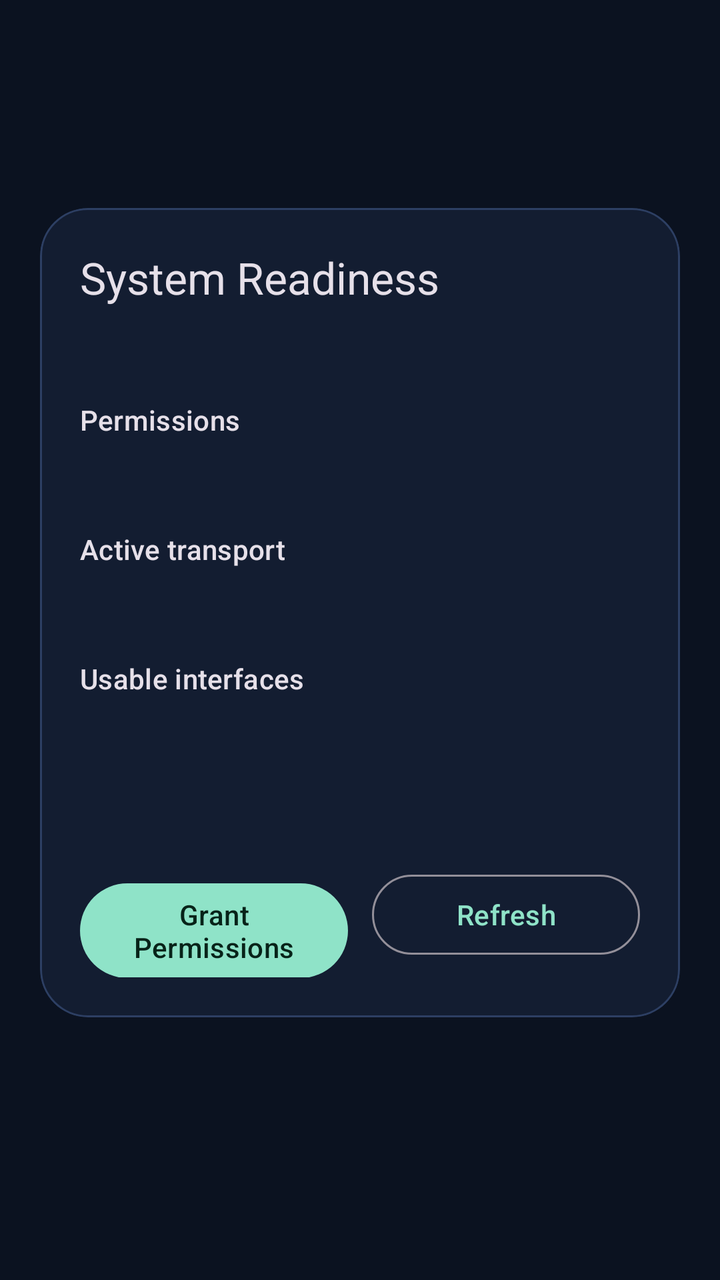
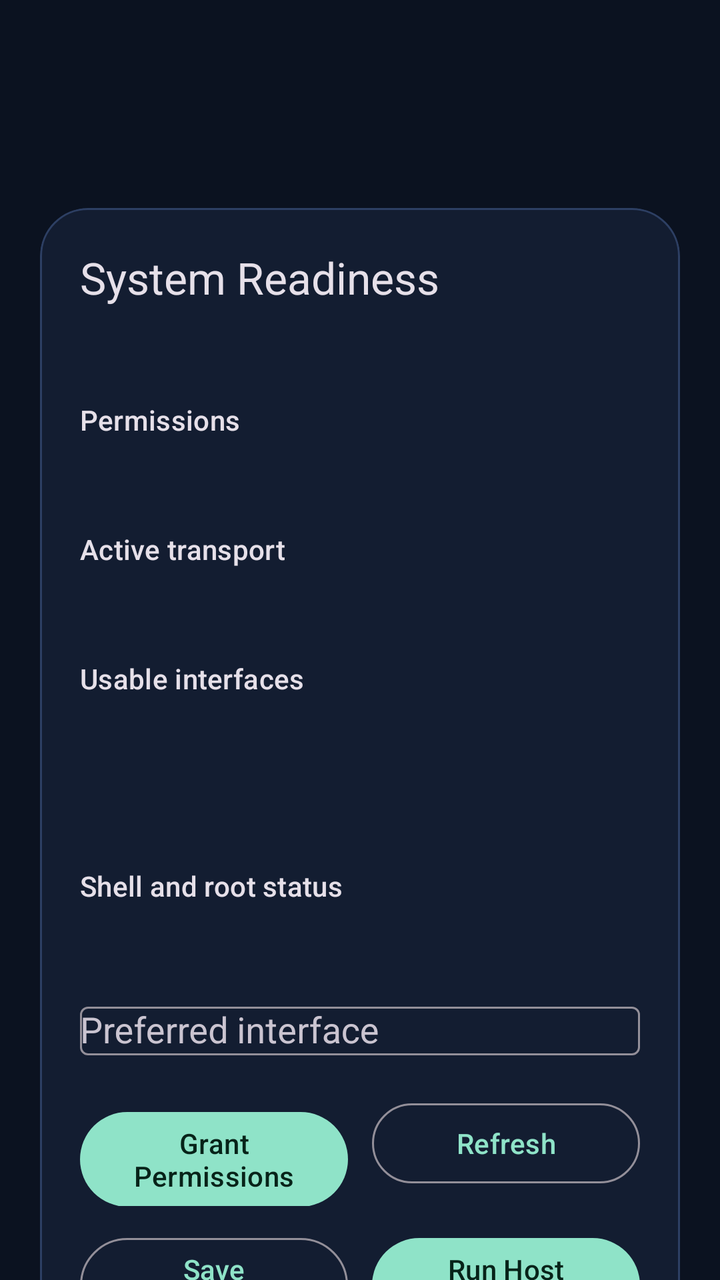

Screens rendered from an Android XML layout before and after an edit, with the pre-edit source and the edit as a unified diff.
<!-- AndroidManifest.xml: application theme Theme.FSploit -->
<!-- res/layout/activity_main.xml -->
<?xml version="1.0" encoding="utf-8"?>
<androidx.core.widget.NestedScrollView xmlns:android="http://schemas.android.com/apk/res/android"
    xmlns:app="http://schemas.android.com/apk/res-auto"
    android:id="@+id/root"
    android:layout_width="match_parent"
    android:layout_height="match_parent"
    android:background="@color/fsploit_background">

    <LinearLayout
        android:layout_width="match_parent"
        android:layout_height="wrap_content"
        android:orientation="vertical"
        android:padding="20dp">

        <com.google.android.material.appbar.MaterialToolbar
            android:id="@+id/toolbar"
            android:layout_width="match_parent"
            android:layout_height="wrap_content"
            android:title="@string/app_name"
            android:subtitle="@string/app_subtitle"
            app:titleCentered="false" />

        <com.google.android.material.card.MaterialCardView
            android:layout_width="match_parent"
            android:layout_height="wrap_content"
            android:layout_marginTop="20dp"
            app:cardBackgroundColor="@color/fsploit_surface"
            app:cardCornerRadius="24dp"
            app:strokeColor="@color/fsploit_stroke"
            app:strokeWidth="1dp">

            <LinearLayout
                android:layout_width="match_parent"
                android:layout_height="wrap_content"
                android:orientation="vertical"
                android:padding="20dp">

                <TextView
                    android:layout_width="wrap_content"
                    android:layout_height="wrap_content"
                    android:text="@string/home_title"
                    android:textAppearance="@style/TextAppearance.Material3.TitleLarge" />

                <TextView
                    android:id="@+id/statusMessage"
                    android:layout_width="match_parent"
                    android:layout_height="wrap_content"
                    android:layout_marginTop="8dp"
                    android:textAppearance="@style/TextAppearance.Material3.BodyMedium" />

                <TextView
                    android:layout_width="wrap_content"
                    android:layout_height="wrap_content"
                    android:layout_marginTop="20dp"
                    android:text="@string/permission_summary"
                    android:textAppearance="@style/TextAppearance.Material3.LabelLarge" />

                <TextView
                    android:id="@+id/permissionSummaryValue"
                    android:layout_width="match_parent"
                    android:layout_height="wrap_content"
                    android:layout_marginTop="4dp"
                    android:textAppearance="@style/TextAppearance.Material3.BodyLarge" />

                <TextView
                    android:layout_width="wrap_content"
                    android:layout_height="wrap_content"
                    android:layout_marginTop="20dp"
                    android:text="@string/active_transport"
                    android:textAppearance="@style/TextAppearance.Material3.LabelLarge" />

                <TextView
                    android:id="@+id/activeTransportValue"
                    android:layout_width="match_parent"
                    android:layout_height="wrap_content"
                    android:layout_marginTop="4dp"
                    android:textAppearance="@style/TextAppearance.Material3.BodyLarge" />

                <TextView
                    android:layout_width="wrap_content"
                    android:layout_height="wrap_content"
                    android:layout_marginTop="20dp"
                    android:text="@string/interface_list"
                    android:textAppearance="@style/TextAppearance.Material3.LabelLarge" />

                <TextView
                    android:id="@+id/interfaceListValue"
                    android:layout_width="match_parent"
                    android:layout_height="wrap_content"
                    android:layout_marginTop="4dp"
                    android:textAppearance="@style/TextAppearance.Material3.BodyLarge" />

                <TextView
                    android:id="@+id/continueHint"
                    android:layout_width="match_parent"
                    android:layout_height="wrap_content"
                    android:layout_marginTop="20dp"
                    android:textAppearance="@style/TextAppearance.Material3.BodyMedium" />

                <LinearLayout
                    android:layout_width="match_parent"
                    android:layout_height="wrap_content"
                    android:layout_marginTop="20dp"
                    android:orientation="horizontal">

                    <com.google.android.material.button.MaterialButton
                        android:id="@+id/requestPermissionsButton"
                        style="@style/Widget.Material3.Button"
                        android:layout_width="0dp"
                        android:layout_height="wrap_content"
                        android:layout_weight="1"
                        android:text="@string/request_permissions" />

                    <com.google.android.material.button.MaterialButton
                        android:id="@+id/refreshButton"
                        style="@style/Widget.Material3.Button.OutlinedButton"
                        android:layout_width="0dp"
                        android:layout_height="wrap_content"
                        android:layout_marginStart="12dp"
                        android:layout_weight="1"
                        android:text="@string/refresh" />
                </LinearLayout>
            </LinearLayout>
        </com.google.android.material.card.MaterialCardView>
    </LinearLayout>

</androidx.core.widget.NestedScrollView>
<!-- resources referenced by this layout -->
<resources>
  <color name="fsploit_background">#0B1220</color>
  <color name="fsploit_stroke">#2D3F63</color>
  <color name="fsploit_surface">#131D31</color>
  <string name="active_transport">Active transport</string>
  <string name="app_name" translatable="false">FSploit</string>
  <string name="app_subtitle">Modern Android network tooling foundation</string>
  <string name="home_title">System Readiness</string>
  <string name="interface_list">Usable interfaces</string>
  <string name="permission_summary">Permissions</string>
  <string name="refresh">Refresh</string>
  <string name="request_permissions">Grant Permissions</string>
  <style name="Theme.FSploit" parent="Theme.Material3.Dark.NoActionBar">
          <item name="colorPrimary">@color/fsploit_primary</item>
          <item name="colorOnPrimary">@color/fsploit_on_primary</item>
          <item name="android:statusBarColor">@android:color/transparent</item>
          <item name="android:navigationBarColor">@color/fsploit_background</item>
          <item name="android:windowLightStatusBar" tools:targetApi="23">false</item>
          <item name="android:windowBackground">@color/fsploit_background</item>
      </style>
  <color name="fsploit_primary">#8FE3C8</color>
  <color name="fsploit_on_primary">#072319</color>
</resources>

<!-- the commit's change to res/layout/activity_main.xml (unified diff, before → after) -->
@@ -97,6 +97,33 @@
                     android:layout_marginTop="20dp"
                     android:textAppearance="@style/TextAppearance.Material3.BodyMedium" />
 
+                <TextView
+                    android:layout_width="wrap_content"
+                    android:layout_height="wrap_content"
+                    android:layout_marginTop="20dp"
+                    android:text="@string/shell_status"
+                    android:textAppearance="@style/TextAppearance.Material3.LabelLarge" />
+
+                <TextView
+                    android:id="@+id/shellSummaryValue"
+                    android:layout_width="match_parent"
+                    android:layout_height="wrap_content"
+                    android:layout_marginTop="4dp"
+                    android:textAppearance="@style/TextAppearance.Material3.BodyLarge" />
+
+                <com.google.android.material.textfield.TextInputLayout
+                    android:layout_width="match_parent"
+                    android:layout_height="wrap_content"
+                    android:layout_marginTop="20dp"
+                    android:hint="@string/preferred_interface">
+
+                    <com.google.android.material.textfield.MaterialAutoCompleteTextView
+                        android:id="@+id/preferredInterfaceInput"
+                        android:layout_width="match_parent"
+                        android:layout_height="wrap_content"
+                        android:inputType="none" />
+                </com.google.android.material.textfield.TextInputLayout>
+
                 <LinearLayout
                     android:layout_width="match_parent"
                     android:layout_height="wrap_content"
@@ -120,6 +147,59 @@
                         android:layout_weight="1"
                         android:text="@string/refresh" />
                 </LinearLayout>
+
+                <LinearLayout
+                    android:layout_width="match_parent"
+                    android:layout_height="wrap_content"
+                    android:layout_marginTop="12dp"
+                    android:orientation="horizontal">
+
+                    <com.google.android.material.button.MaterialButton
+                        android:id="@+id/saveInterfaceButton"
+                        style="@style/Widget.Material3.Button.OutlinedButton"
+                        android:layout_width="0dp"
+                        android:layout_height="wrap_content"
+                        android:layout_weight="1"
+                        android:text="@string/save_interface" />
+
+                    <com.google.android.material.button.MaterialButton
+                        android:id="@+id/runSweepButton"
+                        style="@style/Widget.Material3.Button"
+                        android:layout_width="0dp"
+                        android:layout_height="wrap_content"
+                        android:layout_marginStart="12dp"
+                        android:layout_weight="1"
+                        android:text="@string/run_host_sweep" />
+                </LinearLayout>
+
+                <TextView
+                    android:layout_width="wrap_content"
+                    android:layout_height="wrap_content"
+                    android:layout_marginTop="20dp"
+                    android:text="@string/scan_summary"
+                    android:textAppearance="@style/TextAppearance.Material3.LabelLarge" />
+
+                <TextView
+                    android:id="@+id/scanSummaryValue"
+                    android:layout_width="match_parent"
+                    android:layout_height="wrap_content"
+                    android:layout_marginTop="4dp"
+                    android:textAppearance="@style/TextAppearance.Material3.BodyLarge" />
+
+                <TextView
+                    android:layout_width="wrap_content"
+                    android:layout_height="wrap_content"
+                    android:layout_marginTop="20dp"
+                    android:text="@string/scan_results"
+                    android:textAppearance="@style/TextAppearance.Material3.LabelLarge" />
+
+                <TextView
+                    android:id="@+id/scanResultsValue"
+                    android:layout_width="match_parent"
+                    android:layout_height="wrap_content"
+                    android:layout_marginTop="4dp"
+                    android:fontFamily="monospace"
+                    android:textAppearance="@style/TextAppearance.Material3.BodyMedium" />
             </LinearLayout>
         </com.google.android.material.card.MaterialCardView>
     </LinearLayout>
<!-- resource entries referenced after the edit -->
@@ -9,8 +9,14 @@
   <string name="home_title">System Readiness</string>
   <string name="interface_list">Usable interfaces</string>
   <string name="permission_summary">Permissions</string>
+  <string name="preferred_interface">Preferred interface</string>
   <string name="refresh">Refresh</string>
   <string name="request_permissions">Grant Permissions</string>
+  <string name="run_host_sweep">Run Host Sweep</string>
+  <string name="save_interface">Save Interface</string>
+  <string name="scan_results">Responsive hosts</string>
+  <string name="scan_summary">Host sweep summary</string>
+  <string name="shell_status">Shell and root status</string>
   <style name="Theme.FSploit" parent="Theme.Material3.Dark.NoActionBar">
           <item name="colorPrimary">@color/fsploit_primary</item>
           <item name="colorOnPrimary">@color/fsploit_on_primary</item>
